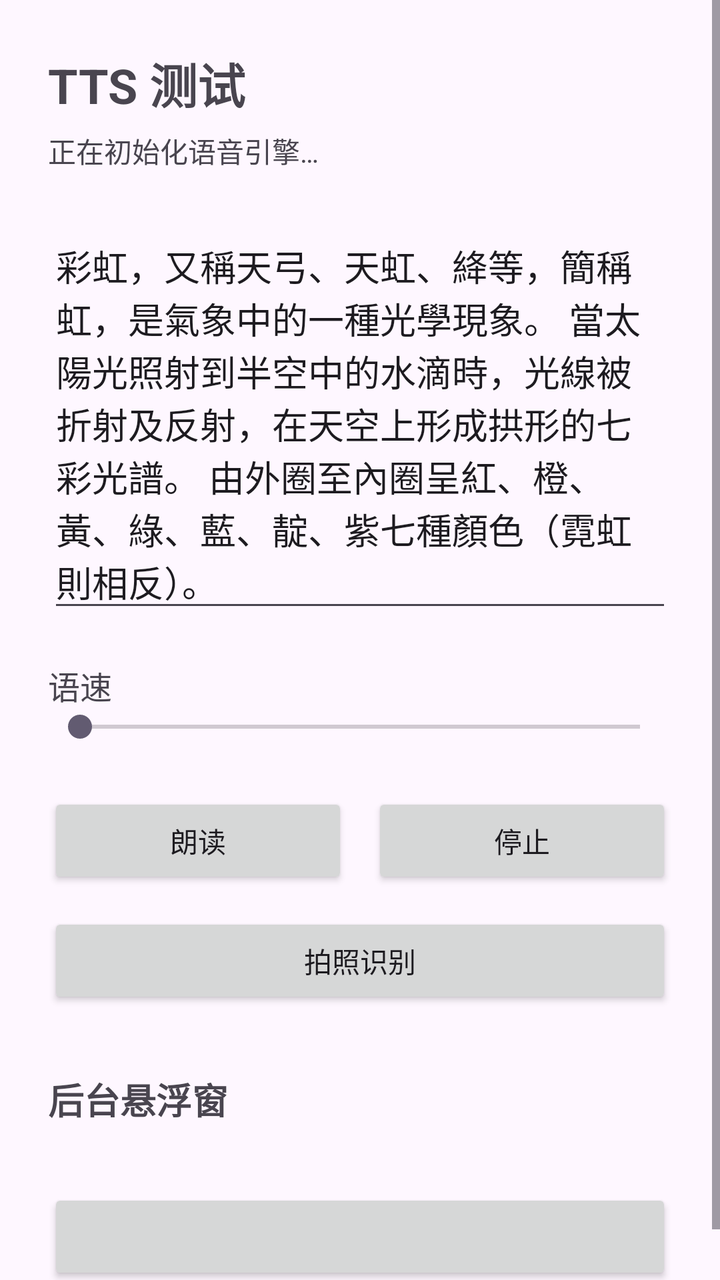
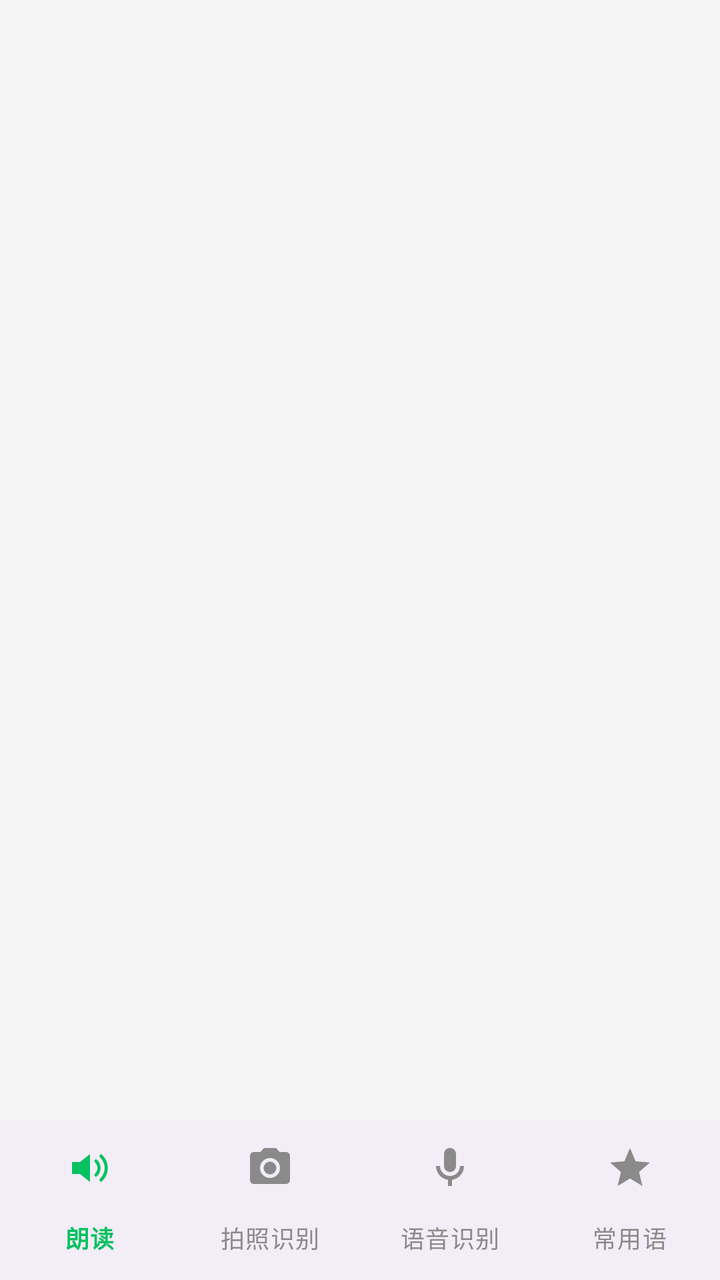

Two renders of the same Android screen: before a commit and after it. Below are the layout's source before the change and the commit's diff.
<!-- AndroidManifest.xml: application theme Theme.TtsTest -->
<!-- res/layout/activity_main.xml -->
<?xml version="1.0" encoding="utf-8"?>
<ScrollView xmlns:android="http://schemas.android.com/apk/res/android"
    xmlns:app="http://schemas.android.com/apk/res-auto"
    android:layout_width="match_parent"
    android:layout_height="match_parent"
    android:fillViewport="true">

    <LinearLayout
        android:layout_width="match_parent"
        android:layout_height="wrap_content"
        android:orientation="vertical"
        android:padding="24dp">

        <TextView
            android:layout_width="wrap_content"
            android:layout_height="wrap_content"
            android:text="@string/app_name"
            android:textSize="24sp"
            android:textStyle="bold" />

        
        <TextView
            android:id="@+id/tvStatus"
            android:layout_width="match_parent"
            android:layout_height="wrap_content"
            android:layout_marginTop="6dp"
            android:text="@string/status_initializing"
            android:textSize="14sp" />

        <EditText
            android:id="@+id/etInput"
            android:layout_width="match_parent"
            android:layout_height="wrap_content"
            android:layout_marginTop="24dp"
            android:gravity="top|start"
            android:hint="@string/hint_input"
            android:text="@string/default_input"
            android:importantForAutofill="no"
            android:inputType="textMultiLine"
            android:maxLines="8"
            android:minLines="4" />

        <LinearLayout
            android:layout_width="match_parent"
            android:layout_height="wrap_content"
            android:layout_marginTop="20dp"
            android:orientation="horizontal">

            <TextView
                android:layout_width="0dp"
                android:layout_height="wrap_content"
                android:layout_weight="1"
                android:text="@string/label_speed"
                android:textSize="16sp" />

            <TextView
                android:id="@+id/tvSpeed"
                android:layout_width="wrap_content"
                android:layout_height="wrap_content"
                android:textSize="16sp" />
        </LinearLayout>

        <SeekBar
            android:id="@+id/sbSpeed"
            android:layout_width="match_parent"
            android:layout_height="wrap_content"
            android:max="100" />

        <LinearLayout
            android:layout_width="match_parent"
            android:layout_height="wrap_content"
            android:layout_marginTop="24dp"
            android:orientation="horizontal">

            <Button
                android:id="@+id/btnSpeak"
                android:layout_width="0dp"
                android:layout_height="wrap_content"
                android:layout_weight="1"
                android:text="@string/btn_speak" />

            <Button
                android:id="@+id/btnStop"
                android:layout_width="0dp"
                android:layout_height="wrap_content"
                android:layout_marginStart="12dp"
                android:layout_weight="1"
                android:text="@string/btn_stop" />
        </LinearLayout>

        <Button
            android:id="@+id/btnOcr"
            android:layout_width="match_parent"
            android:layout_height="wrap_content"
            android:layout_marginTop="12dp"
            android:text="@string/btn_ocr"
            app:icon="@drawable/ic_camera"
            app:iconGravity="textStart"
            app:iconPadding="8dp"
            app:iconTint="?attr/colorOnPrimary" />

        <TextView
            android:layout_width="wrap_content"
            android:layout_height="wrap_content"
            android:layout_marginTop="32dp"
            android:text="@string/overlay_section_title"
            android:textSize="18sp"
            android:textStyle="bold" />

        <TextView
            android:id="@+id/tvOverlayHint"
            android:layout_width="match_parent"
            android:layout_height="wrap_content"
            android:layout_marginTop="6dp"
            android:textSize="13sp" />

        <Button
            android:id="@+id/btnOverlay"
            android:layout_width="match_parent"
            android:layout_height="wrap_content"
            android:layout_marginTop="8dp" />

    </LinearLayout>
</ScrollView>
<!-- resources referenced by this layout -->
<resources>
  <!-- drawable ic_camera (drawable) -->
  <?xml version="1.0" encoding="utf-8"?>
  <vector xmlns:android="http://schemas.android.com/apk/res/android"
      android:width="24dp"
      android:height="24dp"
      android:viewportWidth="24"
      android:viewportHeight="24">
      <path
          android:fillColor="#FFFFFF"
          android:pathData="M12,12m-3.2,0a3.2,3.2 0,1 1,6.4 0a3.2,3.2 0,1 1,-6.4 0" />
      <path
          android:fillColor="#FFFFFF"
          android:pathData="M9,2L7.17,4H4c-1.1,0 -2,0.9 -2,2v12c0,1.1 0.9,2 2,2h16c1.1,0 2,-0.9 2,-2V6c0,-1.1 -0.9,-2 -2,-2h-3.17L15,2H9zM12,17c-2.76,0 -5,-2.24 -5,-5s2.24,-5 5,-5 5,2.24 5,5 -2.24,5 -5,5z" />
  </vector>
  <string name="app_name">TTS 测试</string>
  <string name="btn_ocr">拍照识别</string>
  <string name="btn_speak">朗读</string>
  <string name="btn_stop">停止</string>
  <string name="default_input">彩虹，又稱天弓、天虹、絳等，簡稱虹，是氣象中的一種光學現象。 當太陽光照射到半空中的水滴時，光線被折射及反射，在天空上形成拱形的七彩光譜。 由外圈至內圈呈紅、橙、黃、綠、藍、靛、紫七種顏色（霓虹則相反）。</string>
  <string name="hint_input">输入要朗读的文字…</string>
  <string name="label_speed">语速</string>
  <string name="overlay_section_title">后台悬浮窗</string>
  <string name="status_initializing">正在初始化语音引擎…</string>
  <style name="Theme.TtsTest" parent="Theme.Material3.DayNight.NoActionBar" />
</resources>

<!-- the commit's change to res/layout/activity_main.xml (unified diff, before → after) -->
@@ -1,124 +1,24 @@
 <?xml version="1.0" encoding="utf-8"?>
-<ScrollView xmlns:android="http://schemas.android.com/apk/res/android"
+<LinearLayout xmlns:android="http://schemas.android.com/apk/res/android"
     xmlns:app="http://schemas.android.com/apk/res-auto"
     android:layout_width="match_parent"
     android:layout_height="match_parent"
-    android:fillViewport="true">
+    android:orientation="vertical">
 
-    <LinearLayout
+    
+    <FrameLayout
+        android:id="@+id/fragmentContainer"
+        android:layout_width="match_parent"
+        android:layout_height="0dp"
+        android:layout_weight="1" />
+
+    <com.google.android.material.bottomnavigation.BottomNavigationView
+        android:id="@+id/bottomNav"
         android:layout_width="match_parent"
         android:layout_height="wrap_content"
-        android:orientation="vertical"
-        android:padding="24dp">
+        app:itemIconTint="@color/bottom_nav_item"
+        app:itemTextColor="@color/bottom_nav_item"
+        app:labelVisibilityMode="labeled"
+        app:menu="@menu/bottom_nav_menu" />
 
-        <TextView
-            android:layout_width="wrap_content"
-            android:layout_height="wrap_content"
-            android:text="@string/app_name"
-            android:textSize="24sp"
-            android:textStyle="bold" />
-
-        
-        <TextView
-            android:id="@+id/tvStatus"
-            android:layout_width="match_parent"
-            android:layout_height="wrap_content"
-            android:layout_marginTop="6dp"
-            android:text="@string/status_initializing"
-            android:textSize="14sp" />
-
-        <EditText
-            android:id="@+id/etInput"
-            android:layout_width="match_parent"
-            android:layout_height="wrap_content"
-            android:layout_marginTop="24dp"
-            android:gravity="top|start"
-            android:hint="@string/hint_input"
-            android:text="@string/default_input"
-            android:importantForAutofill="no"
-            android:inputType="textMultiLine"
-            android:maxLines="8"
-            android:minLines="4" />
-
-        <LinearLayout
-            android:layout_width="match_parent"
-            android:layout_height="wrap_content"
-            android:layout_marginTop="20dp"
-            android:orientation="horizontal">
-
-            <TextView
-                android:layout_width="0dp"
-                android:layout_height="wrap_content"
-                android:layout_weight="1"
-                android:text="@string/label_speed"
-                android:textSize="16sp" />
-
-            <TextView
-                android:id="@+id/tvSpeed"
-                android:layout_width="wrap_content"
-                android:layout_height="wrap_content"
-                android:textSize="16sp" />
-        </LinearLayout>
-
-        <SeekBar
-            android:id="@+id/sbSpeed"
-            android:layout_width="match_parent"
-            android:layout_height="wrap_content"
-            android:max="100" />
-
-        <LinearLayout
-            android:layout_width="match_parent"
-            android:layout_height="wrap_content"
-            android:layout_marginTop="24dp"
-            android:orientation="horizontal">
-
-            <Button
-                android:id="@+id/btnSpeak"
-                android:layout_width="0dp"
-                android:layout_height="wrap_content"
-                android:layout_weight="1"
-                android:text="@string/btn_speak" />
-
-            <Button
-                android:id="@+id/btnStop"
-                android:layout_width="0dp"
-                android:layout_height="wrap_content"
-                android:layout_marginStart="12dp"
-                android:layout_weight="1"
-                android:text="@string/btn_stop" />
-        </LinearLayout>
-
-        <Button
-            android:id="@+id/btnOcr"
-            android:layout_width="match_parent"
-            android:layout_height="wrap_content"
-            android:layout_marginTop="12dp"
-            android:text="@string/btn_ocr"
-            app:icon="@drawable/ic_camera"
-            app:iconGravity="textStart"
-            app:iconPadding="8dp"
-            app:iconTint="?attr/colorOnPrimary" />
-
-        <TextView
-            android:layout_width="wrap_content"
-            android:layout_height="wrap_content"
-            android:layout_marginTop="32dp"
-            android:text="@string/overlay_section_title"
-            android:textSize="18sp"
-            android:textStyle="bold" />
-
-        <TextView
-            android:id="@+id/tvOverlayHint"
-            android:layout_width="match_parent"
-            android:layout_height="wrap_content"
-            android:layout_marginTop="6dp"
-            android:textSize="13sp" />
-
-        <Button
-            android:id="@+id/btnOverlay"
-            android:layout_width="match_parent"
-            android:layout_height="wrap_content"
-            android:layout_marginTop="8dp" />
-
-    </LinearLayout>
-</ScrollView>
+</LinearLayout>
<!-- resource entries referenced after the edit -->
@@ -1,28 +1,28 @@
 <!-- resources referenced by this layout -->
 <resources>
-  <!-- drawable ic_camera (drawable) -->
-  <?xml version="1.0" encoding="utf-8"?>
-  <vector xmlns:android="http://schemas.android.com/apk/res/android"
-      android:width="24dp"
-      android:height="24dp"
-      android:viewportWidth="24"
-      android:viewportHeight="24">
-      <path
-          android:fillColor="#FFFFFF"
-          android:pathData="M12,12m-3.2,0a3.2,3.2 0,1 1,6.4 0a3.2,3.2 0,1 1,-6.4 0" />
-      <path
-          android:fillColor="#FFFFFF"
-          android:pathData="M9,2L7.17,4H4c-1.1,0 -2,0.9 -2,2v12c0,1.1 0.9,2 2,2h16c1.1,0 2,-0.9 2,-2V6c0,-1.1 -0.9,-2 -2,-2h-3.17L15,2H9zM12,17c-2.76,0 -5,-2.24 -5,-5s2.24,-5 5,-5 5,2.24 5,5 -2.24,5 -5,5z" />
-  </vector>
-  <string name="app_name">TTS 测试</string>
-  <string name="btn_ocr">拍照识别</string>
-  <string name="btn_speak">朗读</string>
-  <string name="btn_stop">停止</string>
-  <string name="default_input">彩虹，又稱天弓、天虹、絳等，簡稱虹，是氣象中的一種光學現象。 當太陽光照射到半空中的水滴時，光線被折射及反射，在天空上形成拱形的七彩光譜。 由外圈至內圈呈紅、橙、黃、綠、藍、靛、紫七種顏色（霓虹則相反）。</string>
-  <string name="hint_input">输入要朗读的文字…</string>
-  <string name="label_speed">语速</string>
-  <string name="overlay_section_title">后台悬浮窗</string>
-  <string name="status_initializing">正在初始化语音引擎…</string>
-  <style name="Theme.TtsTest" parent="Theme.Material3.DayNight.NoActionBar" />
+  <style name="Theme.TtsTest" parent="Theme.Material3.Light.NoActionBar">
+          
+          <item name="colorPrimary">@color/wechat_green</item>
+          <item name="colorOnPrimary">@color/white</item>
+  
+          
+          <item name="colorSurface">@color/app_background</item>
+          <item name="colorOnSurface">@color/text_black</item>
+          <item name="android:colorBackground">@color/app_background</item>
+          <item name="android:windowBackground">@color/app_background</item>
+  
+          
+          <item name="android:textColorPrimary">@color/text_black</item>
+          <item name="android:textColorSecondary">@color/text_secondary</item>
+  
+          
+          <item name="colorOnSurfaceVariant">@color/unselected_gray</item>
+      </style>
+  <color name="wechat_green">#07C160</color>
+  <color name="white">#FFFFFF</color>
+  <color name="app_background">#F5F5F5</color>
+  <color name="text_black">#000000</color>
+  <color name="text_secondary">#666666</color>
+  <color name="unselected_gray">#8A8A8A</color>
 </resources>
 
